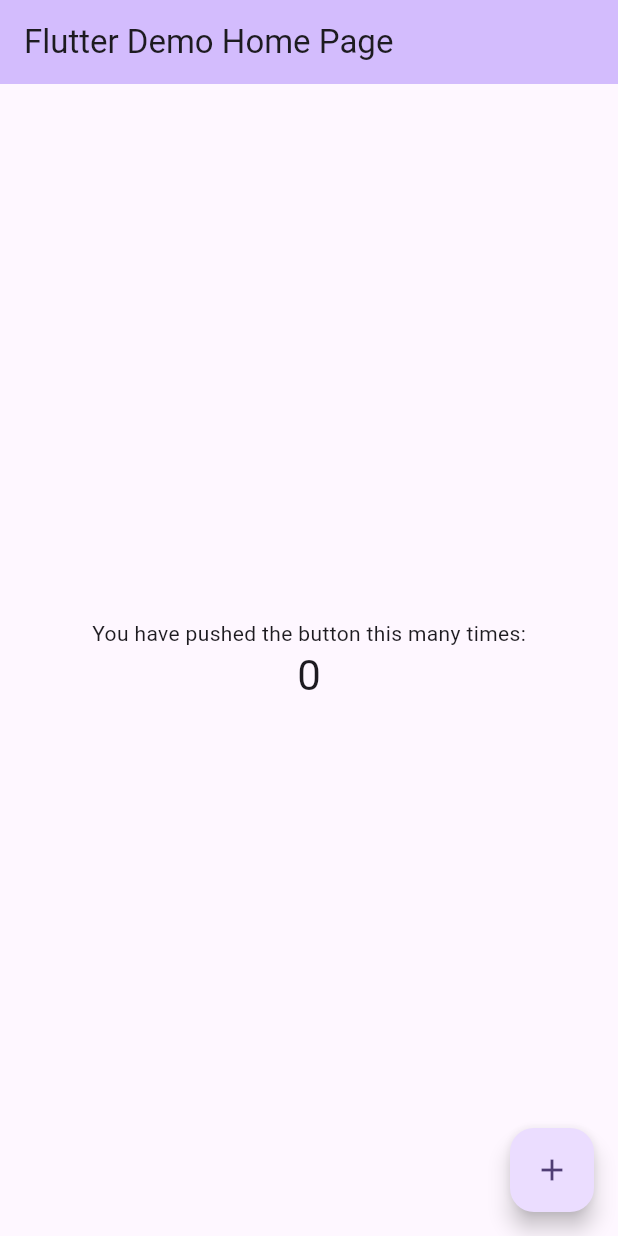
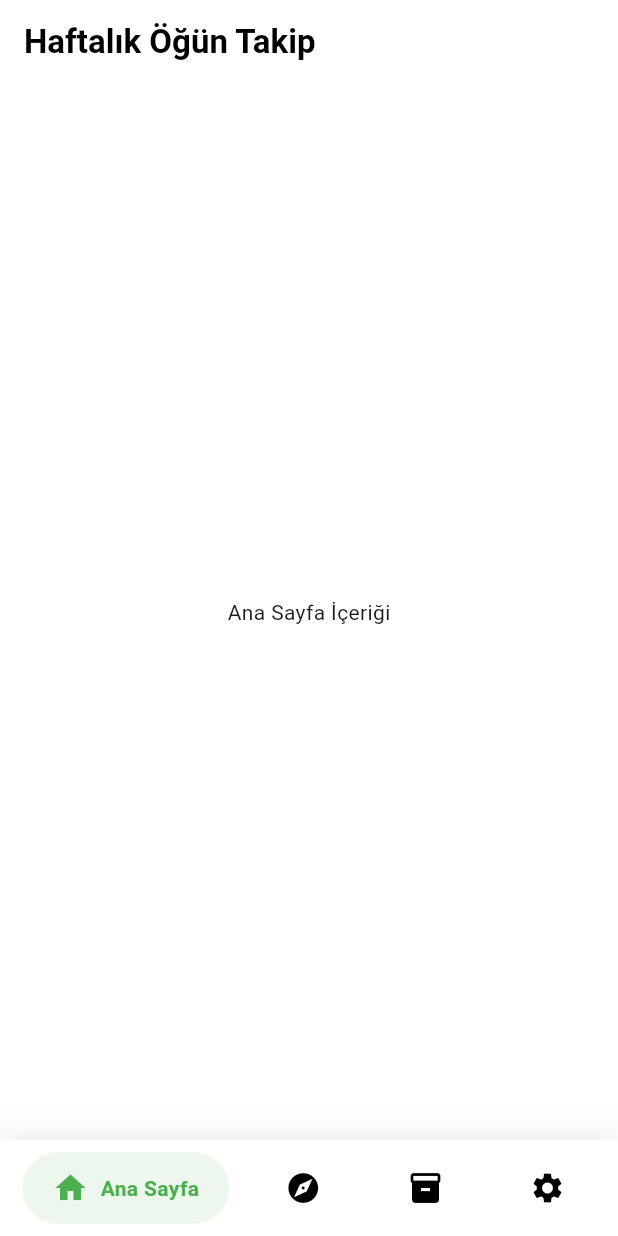
Before and after one commit to bimgeek/haftalik_ogun_planlama, a Flutter app: the screen it shows after launch, on a phone screen of 412 x 824 dp. Run offline on Flutter 3.47's test engine with Material 3 defaults, Android fonts, the phone set to English and light mode, and no system bars; drawn by our look-alikes of google_nav_bar.

Commit message:
simple ui w 4 tabs

```diff
--- a/lib/main.dart
+++ b/lib/main.dart
@@ -1,4 +1,5 @@
 import 'package:flutter/material.dart';
+import 'package:google_nav_bar/google_nav_bar.dart';
 
 void main() {
   runApp(const MyApp());
@@ -7,119 +8,158 @@
 class MyApp extends StatelessWidget {
   const MyApp({super.key});
 
-  // This widget is the root of your application.
   @override
   Widget build(BuildContext context) {
     return MaterialApp(
-      title: 'Flutter Demo',
+      title: 'Haftalık Öğün Planlama',
       theme: ThemeData(
-        // This is the theme of your application.
-        //
-        // TRY THIS: Try running your application with "flutter run". You'll see
-        // the application has a purple toolbar. Then, without quitting the app,
-        // try changing the seedColor in the colorScheme below to Colors.green
-        // and then invoke "hot reload" (save your changes or press the "hot
-        // reload" button in a Flutter-supported IDE, or press "r" if you used
-        // the command line to start the app).
-        //
-        // Notice that the counter didn't reset back to zero; the application
-        // state is not lost during the reload. To reset the state, use hot
-        // restart instead.
-        //
-        // This works for code too, not just values: Most code changes can be
-        // tested with just a hot reload.
-        colorScheme: ColorScheme.fromSeed(seedColor: Colors.deepPurple),
+        colorScheme: ColorScheme.fromSeed(
+          seedColor: Colors.green,
+          primary: Colors.green,
+          secondary: Colors.lightGreen,
+        ),
         useMaterial3: true,
+        appBarTheme: const AppBarTheme(
+          backgroundColor: Colors.transparent,
+          elevation: 0,
+        ),
       ),
-      home: const MyHomePage(title: 'Flutter Demo Home Page'),
+      home: const MainScreen(),
     );
   }
 }
 
-class MyHomePage extends StatefulWidget {
-  const MyHomePage({super.key, required this.title});
-
-  // This widget is the home page of your application. It is stateful, meaning
-  // that it has a State object (defined below) that contains fields that affect
-  // how it looks.
-
-  // This class is the configuration for the state. It holds the values (in this
-  // case the title) provided by the parent (in this case the App widget) and
-  // used by the build method of the State. Fields in a Widget subclass are
-  // always marked "final".
-
-  final String title;
+class MainScreen extends StatefulWidget {
+  const MainScreen({super.key});
 
   @override
-  State<MyHomePage> createState() => _MyHomePageState();
+  State<MainScreen> createState() => _MainScreenState();
 }
 
-class _MyHomePageState extends State<MyHomePage> {
-  int _counter = 0;
+class _MainScreenState extends State<MainScreen> {
+  int _selectedIndex = 0;
 
-  void _incrementCounter() {
-    setState(() {
-      // This call to setState tells the Flutter framework that something has
-      // changed in this State, which causes it to rerun the build method below
-      // so that the display can reflect the updated values. If we changed
-      // _counter without calling setState(), then the build method would not be
-      // called again, and so nothing would appear to happen.
-      _counter++;
-    });
-  }
+  static const List<Widget> _pages = [
+    HomeTab(),
+    ExploreTab(),
+    InventoryTab(),
+    SettingsTab(),
+  ];
 
   @override
   Widget build(BuildContext context) {
-    // This method is rerun every time setState is called, for instance as done
-    // by the _incrementCounter method above.
-    //
-    // The Flutter framework has been optimized to make rerunning build methods
-    // fast, so that you can just rebuild anything that needs updating rather
-    // than having to individually change instances of widgets.
     return Scaffold(
-      appBar: AppBar(
-        // TRY THIS: Try changing the color here to a specific color (to
-        // Colors.amber, perhaps?) and trigger a hot reload to see the AppBar
-        // change color while the other colors stay the same.
-        backgroundColor: Theme.of(context).colorScheme.inversePrimary,
-        // Here we take the value from the MyHomePage object that was created by
-        // the App.build method, and use it to set our appbar title.
-        title: Text(widget.title),
-      ),
-      body: Center(
-        // Center is a layout widget. It takes a single child and positions it
-        // in the middle of the parent.
-        child: Column(
-          // Column is also a layout widget. It takes a list of children and
-          // arranges them vertically. By default, it sizes itself to fit its
-          // children horizontally, and tries to be as tall as its parent.
-          //
-          // Column has various properties to control how it sizes itself and
-          // how it positions its children. Here we use mainAxisAlignment to
-          // center the children vertically; the main axis here is the vertical
-          // axis because Columns are vertical (the cross axis would be
-          // horizontal).
-          //
-          // TRY THIS: Invoke "debug painting" (choose the "Toggle Debug Paint"
-          // action in the IDE, or press "p" in the console), to see the
-          // wireframe for each widget.
-          mainAxisAlignment: MainAxisAlignment.center,
-          children: <Widget>[
-            const Text(
-              'You have pushed the button this many times:',
-            ),
-            Text(
-              '$_counter',
-              style: Theme.of(context).textTheme.headlineMedium,
+      body: _pages[_selectedIndex],
+      bottomNavigationBar: Container(
+        decoration: BoxDecoration(
+          color: Colors.white,
+          boxShadow: [
+            BoxShadow(
+              blurRadius: 20,
+              color: Colors.black.withOpacity(.1),
             ),
           ],
         ),
+        child: SafeArea(
+          child: Padding(
+            padding: const EdgeInsets.symmetric(horizontal: 15.0, vertical: 8),
+            child: GNav(
+              gap: 8,
+              activeColor: Colors.green,
+              iconSize: 24,
+              padding: const EdgeInsets.symmetric(horizontal: 20, vertical: 12),
+              duration: const Duration(milliseconds: 400),
+              tabBackgroundColor: Colors.green.withOpacity(0.1),
+              tabs: const [
+                GButton(
+                  icon: Icons.home,
+                  text: 'Ana Sayfa',
+                ),
+                GButton(
+                  icon: Icons.explore,
+                  text: 'Keşfet',
+                ),
+                GButton(
+                  icon: Icons.inventory,
+                  text: 'Envanter',
+                ),
+                GButton(
+                  icon: Icons.settings,
+                  text: 'Ayarlar',
+                ),
+              ],
+              selectedIndex: _selectedIndex,
+              onTabChange: (index) {
+                setState(() {
+                  _selectedIndex = index;
+                });
+              },
+            ),
+          ),
+        ),
       ),
-      floatingActionButton: FloatingActionButton(
-        onPressed: _incrementCounter,
-        tooltip: 'Increment',
-        child: const Icon(Icons.add),
-      ), // This trailing comma makes auto-formatting nicer for build methods.
     );
   }
 }
+
+class HomeTab extends StatelessWidget {
+  const HomeTab({super.key});
+
+  @override
+  Widget build(BuildContext context) {
+    return Scaffold(
+      backgroundColor: Colors.white,
+      appBar: AppBar(
+        title: const Text(
+          'Haftalık Öğün Takip',
+          style: TextStyle(
+            fontWeight: FontWeight.bold,
+            color: Colors.black,
+          ),
+        ),
+      ),
+      body: const Center(
+        child: Text('Ana Sayfa İçeriği'),
+      ),
+    );
+  }
+}
+
+class ExploreTab extends StatelessWidget {
+  const ExploreTab({super.key});
+
+  @override
+  Widget build(BuildContext context) {
+    return const Scaffold(
+      body: Center(
+        child: Text('Keşfet İçeriği'),
+      ),
+    );
+  }
+}
+
+class InventoryTab extends StatelessWidget {
+  const InventoryTab({super.key});
+
+  @override
+  Widget build(BuildContext context) {
+    return const Scaffold(
+      body: Center(
+        child: Text('Envanter İçeriği'),
+      ),
+    );
+  }
+}
+
+class SettingsTab extends StatelessWidget {
+  const SettingsTab({super.key});
+
+  @override
+  Widget build(BuildContext context) {
+    return const Scaffold(
+      body: Center(
+        child: Text('Ayarlar İçeriği'),
+      ),
+    );
+  }
+}
--- a/pubspec.yaml
+++ b/pubspec.yaml
@@ -31,10 +31,10 @@ dependencies:
   flutter:
     sdk: flutter
 
-
   # The following adds the Cupertino Icons font to your application.
   # Use with the CupertinoIcons class for iOS style icons.
   cupertino_icons: ^1.0.8
+  google_nav_bar: ^5.0.6
 
 dev_dependencies:
   flutter_test:
```
Also changed, not shown: pubspec.lock, 1 other file.
